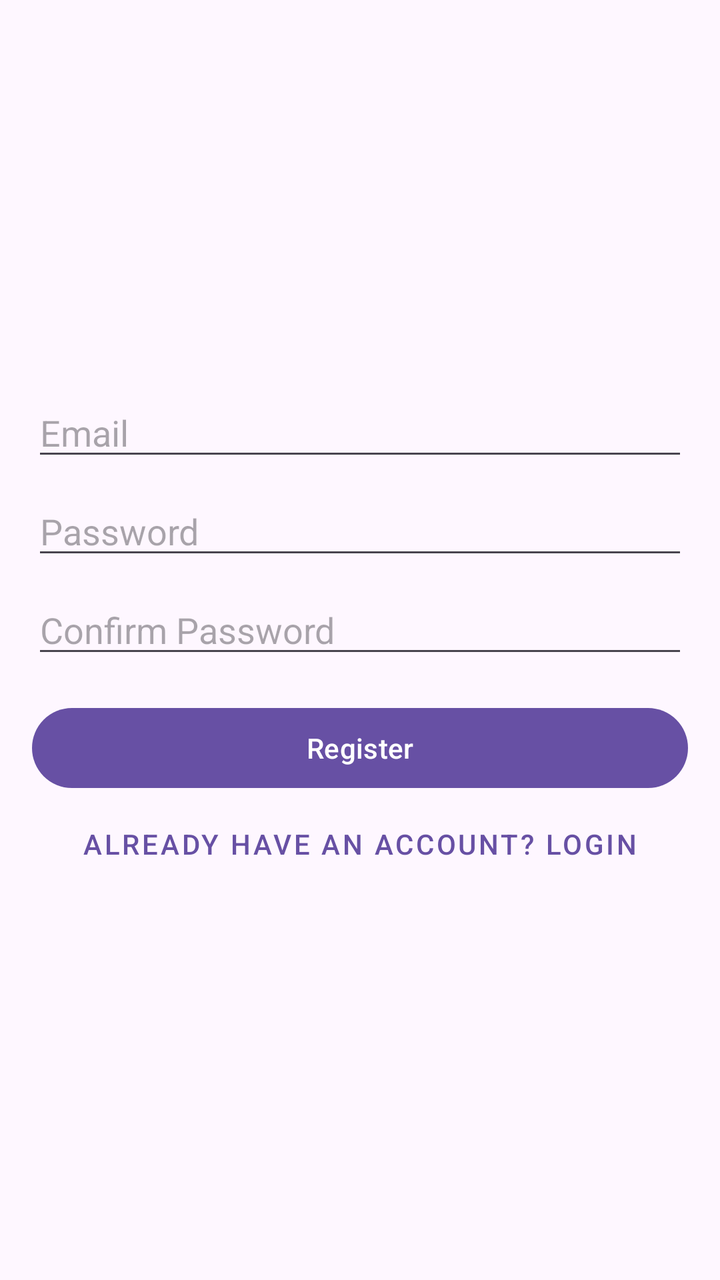
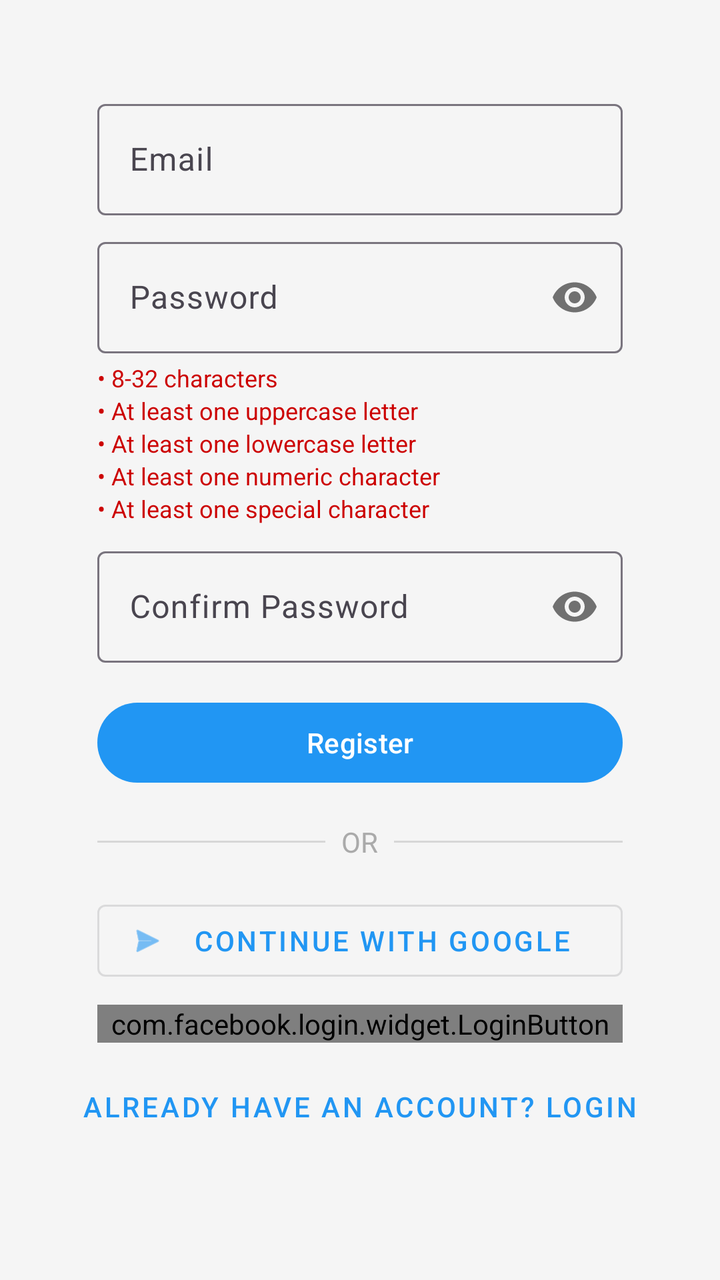

Screens rendered from an Android XML layout before and after an edit, with the pre-edit source and the edit as a unified diff.
<!-- AndroidManifest.xml: application theme Theme.SubState -->
<!-- res/layout/activity_register.xml -->
<?xml version="1.0" encoding="utf-8"?>
<androidx.constraintlayout.widget.ConstraintLayout xmlns:android="http://schemas.android.com/apk/res/android"
    xmlns:app="http://schemas.android.com/apk/res-auto"
    xmlns:tools="http://schemas.android.com/tools"
    android:layout_width="match_parent"
    android:layout_height="match_parent"
    android:padding="16dp"
    tools:context=".RegisterActivity">

    <EditText
        android:id="@+id/emailEditText"
        android:layout_width="0dp"
        android:layout_height="wrap_content"
        android:hint="Email"
        android:inputType="textEmailAddress"
        app:layout_constraintBottom_toTopOf="@+id/passwordEditText"
        app:layout_constraintEnd_toEndOf="parent"
        app:layout_constraintStart_toStartOf="parent"
        app:layout_constraintTop_toTopOf="parent"
        app:layout_constraintVertical_chainStyle="packed" />

    <EditText
        android:id="@+id/passwordEditText"
        android:layout_width="0dp"
        android:layout_height="wrap_content"
        android:layout_marginTop="8dp"
        android:hint="Password"
        android:inputType="textPassword"
        app:layout_constraintBottom_toTopOf="@+id/confirmPasswordEditText"
        app:layout_constraintEnd_toEndOf="parent"
        app:layout_constraintStart_toStartOf="parent"
        app:layout_constraintTop_toBottomOf="@+id/emailEditText" />

    <EditText
        android:id="@+id/confirmPasswordEditText"
        android:layout_width="0dp"
        android:layout_height="wrap_content"
        android:layout_marginTop="8dp"
        android:hint="Confirm Password"
        android:inputType="textPassword"
        app:layout_constraintBottom_toTopOf="@+id/registerButton"
        app:layout_constraintEnd_toEndOf="parent"
        app:layout_constraintStart_toStartOf="parent"
        app:layout_constraintTop_toBottomOf="@+id/passwordEditText" />

    <Button
        android:id="@+id/registerButton"
        android:layout_width="0dp"
        android:layout_height="wrap_content"
        android:layout_marginTop="16dp"
        android:text="Register"
        app:layout_constraintBottom_toTopOf="@+id/loginButton"
        app:layout_constraintEnd_toEndOf="parent"
        app:layout_constraintStart_toStartOf="parent"
        app:layout_constraintTop_toBottomOf="@+id/confirmPasswordEditText" />

    <Button
        android:id="@+id/loginButton"
        style="@style/Widget.MaterialComponents.Button.TextButton"
        android:layout_width="wrap_content"
        android:layout_height="wrap_content"
        android:text="Already have an account? Login"
        app:layout_constraintBottom_toBottomOf="parent"
        app:layout_constraintEnd_toEndOf="parent"
        app:layout_constraintStart_toStartOf="parent"
        app:layout_constraintTop_toBottomOf="@+id/registerButton" />

    <ProgressBar
        android:id="@+id/progressBar"
        android:layout_width="wrap_content"
        android:layout_height="wrap_content"
        android:visibility="gone"
        app:layout_constraintBottom_toBottomOf="parent"
        app:layout_constraintEnd_toEndOf="parent"
        app:layout_constraintStart_toStartOf="parent"
        app:layout_constraintTop_toTopOf="parent" />

</androidx.constraintlayout.widget.ConstraintLayout>
<!-- resources referenced by this layout -->
<resources>
  <style name="Theme.SubState" parent="Base.Theme.SubState" />
  <style name="Base.Theme.SubState" parent="Theme.Material3.DayNight.NoActionBar">
          
          
      </style>
</resources>

<!-- the commit's change to res/layout/activity_register.xml (unified diff, before → after) -->
@@ -1,78 +1,253 @@
 <?xml version="1.0" encoding="utf-8"?>
-<androidx.constraintlayout.widget.ConstraintLayout xmlns:android="http://schemas.android.com/apk/res/android"
+<ScrollView xmlns:android="http://schemas.android.com/apk/res/android"
     xmlns:app="http://schemas.android.com/apk/res-auto"
     xmlns:tools="http://schemas.android.com/tools"
     android:layout_width="match_parent"
     android:layout_height="match_parent"
-    android:padding="16dp"
-    tools:context=".RegisterActivity">
-
-    <EditText
-        android:id="@+id/emailEditText"
-        android:layout_width="0dp"
+    android:fillViewport="true">
+
+    <androidx.constraintlayout.widget.ConstraintLayout
+        android:layout_width="match_parent"
         android:layout_height="wrap_content"
-        android:hint="Email"
-        android:inputType="textEmailAddress"
-        app:layout_constraintBottom_toTopOf="@+id/passwordEditText"
-        app:layout_constraintEnd_toEndOf="parent"
-        app:layout_constraintStart_toStartOf="parent"
-        app:layout_constraintTop_toTopOf="parent"
-        app:layout_constraintVertical_chainStyle="packed" />
-
-    <EditText
-        android:id="@+id/passwordEditText"
-        android:layout_width="0dp"
-        android:layout_height="wrap_content"
-        android:layout_marginTop="8dp"
-        android:hint="Password"
-        android:inputType="textPassword"
-        app:layout_constraintBottom_toTopOf="@+id/confirmPasswordEditText"
-        app:layout_constraintEnd_toEndOf="parent"
-        app:layout_constraintStart_toStartOf="parent"
-        app:layout_constraintTop_toBottomOf="@+id/emailEditText" />
-
-    <EditText
-        android:id="@+id/confirmPasswordEditText"
-        android:layout_width="0dp"
-        android:layout_height="wrap_content"
-        android:layout_marginTop="8dp"
-        android:hint="Confirm Password"
-        android:inputType="textPassword"
-        app:layout_constraintBottom_toTopOf="@+id/registerButton"
-        app:layout_constraintEnd_toEndOf="parent"
-        app:layout_constraintStart_toStartOf="parent"
-        app:layout_constraintTop_toBottomOf="@+id/passwordEditText" />
-
-    <Button
-        android:id="@+id/registerButton"
-        android:layout_width="0dp"
-        android:layout_height="wrap_content"
-        android:layout_marginTop="16dp"
-        android:text="Register"
-        app:layout_constraintBottom_toTopOf="@+id/loginButton"
-        app:layout_constraintEnd_toEndOf="parent"
-        app:layout_constraintStart_toStartOf="parent"
-        app:layout_constraintTop_toBottomOf="@+id/confirmPasswordEditText" />
-
-    <Button
-        android:id="@+id/loginButton"
-        style="@style/Widget.MaterialComponents.Button.TextButton"
-        android:layout_width="wrap_content"
-        android:layout_height="wrap_content"
-        android:text="Already have an account? Login"
-        app:layout_constraintBottom_toBottomOf="parent"
-        app:layout_constraintEnd_toEndOf="parent"
-        app:layout_constraintStart_toStartOf="parent"
-        app:layout_constraintTop_toBottomOf="@+id/registerButton" />
-
-    <ProgressBar
-        android:id="@+id/progressBar"
-        android:layout_width="wrap_content"
-        android:layout_height="wrap_content"
-        android:visibility="gone"
-        app:layout_constraintBottom_toBottomOf="parent"
-        app:layout_constraintEnd_toEndOf="parent"
-        app:layout_constraintStart_toStartOf="parent"
-        app:layout_constraintTop_toTopOf="parent" />
-
-</androidx.constraintlayout.widget.ConstraintLayout>
+        android:padding="16dp"
+        tools:context=".RegisterActivity">
+
+        <androidx.constraintlayout.widget.Guideline
+            android:id="@+id/leftGuideline"
+            android:layout_width="wrap_content"
+            android:layout_height="wrap_content"
+            android:orientation="vertical"
+            app:layout_constraintGuide_percent="0.1" />
+
+        <androidx.constraintlayout.widget.Guideline
+            android:id="@+id/rightGuideline"
+            android:layout_width="wrap_content"
+            android:layout_height="wrap_content"
+            android:orientation="vertical"
+            app:layout_constraintGuide_percent="0.9" />
+
+        <com.google.android.material.textfield.TextInputLayout
+            android:id="@+id/emailInputLayout"
+            android:layout_width="0dp"
+            android:layout_height="wrap_content"
+            app:layout_constrainedWidth="true"
+            app:layout_constraintWidth_max="400dp"
+            app:layout_constraintBottom_toTopOf="@+id/passwordInputLayout"
+            app:layout_constraintEnd_toStartOf="@+id/rightGuideline"
+            app:layout_constraintStart_toEndOf="@+id/leftGuideline"
+            app:layout_constraintTop_toTopOf="parent"
+            app:layout_constraintVertical_chainStyle="packed">
+
+            <com.google.android.material.textfield.TextInputEditText
+                android:id="@+id/emailEditText"
+                android:layout_width="match_parent"
+                android:layout_height="wrap_content"
+                android:hint="Email"
+                android:imeOptions="actionNext"
+                android:inputType="textEmailAddress"
+                android:maxLines="1" />
+        </com.google.android.material.textfield.TextInputLayout>
+
+        <com.google.android.material.textfield.TextInputLayout
+            android:id="@+id/passwordInputLayout"
+            android:layout_width="0dp"
+            android:layout_height="wrap_content"
+            android:layout_marginTop="8dp"
+            app:layout_constrainedWidth="true"
+            app:layout_constraintWidth_max="400dp"
+            app:passwordToggleEnabled="true"
+            app:layout_constraintBottom_toTopOf="@+id/passwordRequirementsLayout"
+            app:layout_constraintEnd_toStartOf="@+id/rightGuideline"
+            app:layout_constraintStart_toEndOf="@+id/leftGuideline"
+            app:layout_constraintTop_toBottomOf="@+id/emailInputLayout">
+
+            <com.google.android.material.textfield.TextInputEditText
+                android:id="@+id/passwordEditText"
+                android:layout_width="match_parent"
+                android:layout_height="wrap_content"
+                android:hint="Password"
+                android:imeOptions="actionNext"
+                android:inputType="textPassword"
+                android:maxLines="1" />
+        </com.google.android.material.textfield.TextInputLayout>
+
+        <LinearLayout
+            android:id="@+id/passwordRequirementsLayout"
+            android:layout_width="0dp"
+            android:layout_height="wrap_content"
+            android:layout_marginTop="4dp"
+            android:orientation="vertical"
+            app:layout_constrainedWidth="true"
+            app:layout_constraintWidth_max="400dp"
+            app:layout_constraintBottom_toTopOf="@+id/confirmPasswordInputLayout"
+            app:layout_constraintEnd_toStartOf="@+id/rightGuideline"
+            app:layout_constraintStart_toEndOf="@+id/leftGuideline"
+            app:layout_constraintTop_toBottomOf="@+id/passwordInputLayout">
+
+            <TextView
+                android:id="@+id/reqLength"
+                android:layout_width="wrap_content"
+                android:layout_height="wrap_content"
+                android:text="• 8-32 characters"
+                android:textColor="@android:color/holo_red_dark"
+                android:textSize="12sp" />
+
+            <TextView
+                android:id="@+id/reqUppercase"
+                android:layout_width="wrap_content"
+                android:layout_height="wrap_content"
+                android:text="• At least one uppercase letter"
+                android:textColor="@android:color/holo_red_dark"
+                android:textSize="12sp" />
+
+            <TextView
+                android:id="@+id/reqLowercase"
+                android:layout_width="wrap_content"
+                android:layout_height="wrap_content"
+                android:text="• At least one lowercase letter"
+                android:textColor="@android:color/holo_red_dark"
+                android:textSize="12sp" />
+
+            <TextView
+                android:id="@+id/reqNumber"
+                android:layout_width="wrap_content"
+                android:layout_height="wrap_content"
+                android:text="• At least one numeric character"
+                android:textColor="@android:color/holo_red_dark"
+                android:textSize="12sp" />
+
+            <TextView
+                android:id="@+id/reqSpecial"
+                android:layout_width="wrap_content"
+                android:layout_height="wrap_content"
+                android:text="• At least one special character"
+                android:textColor="@android:color/holo_red_dark"
+                android:textSize="12sp" />
+
+        </LinearLayout>
+
+        <com.google.android.material.textfield.TextInputLayout
+            android:id="@+id/confirmPasswordInputLayout"
+            android:layout_width="0dp"
+            android:layout_height="wrap_content"
+            android:layout_marginTop="8dp"
+            app:layout_constrainedWidth="true"
+            app:layout_constraintWidth_max="400dp"
+            app:passwordToggleEnabled="true"
+            app:layout_constraintBottom_toTopOf="@+id/registerButton"
+            app:layout_constraintEnd_toStartOf="@+id/rightGuideline"
+            app:layout_constraintStart_toEndOf="@+id/leftGuideline"
+            app:layout_constraintTop_toBottomOf="@+id/passwordRequirementsLayout">
+
+            <com.google.android.material.textfield.TextInputEditText
+                android:id="@+id/confirmPasswordEditText"
+                android:layout_width="match_parent"
+                android:layout_height="wrap_content"
+                android:hint="Confirm Password"
+                android:imeOptions="actionDone"
+                android:inputType="textPassword"
+                android:maxLines="1" />
+
+        </com.google.android.material.textfield.TextInputLayout>
+
+        <Button
+            android:id="@+id/registerButton"
+            android:layout_width="0dp"
+            android:layout_height="wrap_content"
+            android:layout_marginTop="16dp"
+            app:layout_constrainedWidth="true"
+            app:layout_constraintWidth_max="400dp"
+            android:text="Register"
+            app:layout_constraintBottom_toTopOf="@+id/divider"
+            app:layout_constraintEnd_toStartOf="@+id/rightGuideline"
+            app:layout_constraintStart_toEndOf="@+id/leftGuideline"
+            app:layout_constraintTop_toBottomOf="@+id/confirmPasswordInputLayout" />
+
+        <LinearLayout
+            android:id="@+id/divider"
+            android:layout_width="0dp"
+            android:layout_height="wrap_content"
+            android:layout_marginTop="16dp"
+            android:gravity="center"
+            android:orientation="horizontal"
+            app:layout_constrainedWidth="true"
+            app:layout_constraintWidth_max="400dp"
+            app:layout_constraintBottom_toTopOf="@+id/socialButtonsLayout"
+            app:layout_constraintEnd_toStartOf="@+id/rightGuideline"
+            app:layout_constraintStart_toEndOf="@+id/leftGuideline"
+            app:layout_constraintTop_toBottomOf="@+id/registerButton">
+
+            <View
+                android:layout_width="0dp"
+                android:layout_height="1dp"
+                android:layout_weight="1"
+                android:background="?android:attr/listDivider" />
+
+            <TextView
+                android:layout_width="wrap_content"
+                android:layout_height="wrap_content"
+                android:layout_marginHorizontal="8dp"
+                android:text="OR"
+                android:textColor="@android:color/darker_gray" />
+
+            <View
+                android:layout_width="0dp"
+                android:layout_height="1dp"
+                android:layout_weight="1"
+                android:background="?android:attr/listDivider" />
+        </LinearLayout>
+
+        <LinearLayout
+            android:id="@+id/socialButtonsLayout"
+            android:layout_width="0dp"
+            android:layout_height="wrap_content"
+            android:layout_marginTop="16dp"
+            android:orientation="vertical"
+            app:layout_constrainedWidth="true"
+            app:layout_constraintWidth_max="400dp"
+            app:layout_constraintBottom_toTopOf="@+id/loginButton"
+            app:layout_constraintEnd_toStartOf="@+id/rightGuideline"
+            app:layout_constraintStart_toEndOf="@+id/leftGuideline"
+            app:layout_constraintTop_toBottomOf="@+id/divider">
+
+            <com.google.android.material.button.MaterialButton
+                android:id="@+id/googleLoginButton"
+                style="@style/Widget.MaterialComponents.Button.OutlinedButton"
+                android:layout_width="match_parent"
+                android:layout_height="wrap_content"
+                android:text="Continue with Google"
+                app:icon="@android:drawable/ic_menu_send" />
+
+            <com.facebook.login.widget.LoginButton
+                android:id="@+id/facebookLoginButton"
+                android:layout_width="match_parent"
+                android:layout_height="wrap_content"
+                android:layout_marginTop="8dp" />
+
+        </LinearLayout>
+
+        <Button
+            android:id="@+id/loginButton"
+            style="@style/Widget.MaterialComponents.Button.TextButton"
+            android:layout_width="wrap_content"
+            android:layout_height="wrap_content"
+            android:layout_marginTop="8dp"
+            android:layout_marginBottom="16dp"
+            android:text="Already have an account? Login"
+            app:layout_constraintBottom_toBottomOf="parent"
+            app:layout_constraintEnd_toStartOf="@+id/rightGuideline"
+            app:layout_constraintStart_toEndOf="@+id/leftGuideline"
+            app:layout_constraintTop_toBottomOf="@+id/socialButtonsLayout" />
+
+        <ProgressBar
+            android:id="@+id/progressBar"
+            android:layout_width="wrap_content"
+            android:layout_height="wrap_content"
+            android:visibility="gone"
+            app:layout_constraintBottom_toBottomOf="parent"
+            app:layout_constraintEnd_toEndOf="parent"
+            app:layout_constraintStart_toStartOf="parent"
+            app:layout_constraintTop_toTopOf="parent" />
+
+    </androidx.constraintlayout.widget.ConstraintLayout>
+</ScrollView>
<!-- resource entries referenced after the edit -->
@@ -3,7 +3,17 @@
   <style name="Theme.SubState" parent="Base.Theme.SubState" />
   <style name="Base.Theme.SubState" parent="Theme.Material3.DayNight.NoActionBar">
           
+          <item name="colorPrimary">@color/primary_light</item>
+          <item name="colorPrimaryVariant">@color/primary_variant_light</item>
+          <item name="colorSecondary">@color/secondary_light</item>
+          <item name="android:windowBackground">@color/main_bg_light</item>
+  
           
+          <item name="cornerRadius">12dp</item>
       </style>
+  <color name="primary_light">#2196F3</color>
+  <color name="primary_variant_light">#1976D2</color>
+  <color name="secondary_light">#00BCD4</color>
+  <color name="main_bg_light">#F5F5F5</color>
 </resources>
 
